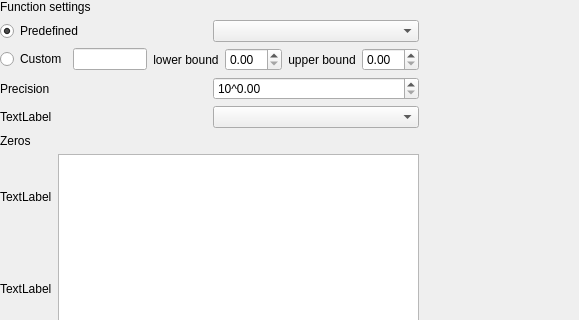
Before: the Qt Designer form src/mainwindow.ui in AntonC9018/uni-cnmo, drawn with Qt 5; both pictures show x 0 to 579 and y 0 to 320 of the 800 by 600 pixel window.
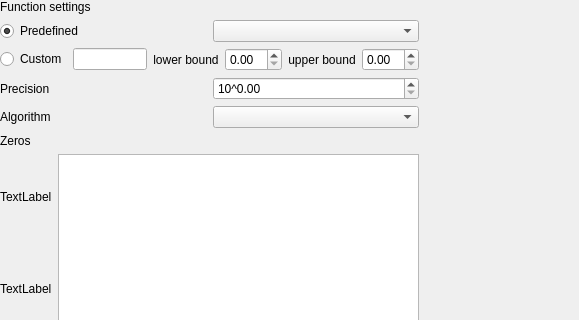
After: the same form once the commit is applied.

The edit to the form file:
```diff
--- a/src/mainwindow.ui
+++ b/src/mainwindow.ui
@@ -114,14 +114,14 @@
        <item>
         <layout class="QHBoxLayout" name="horizontalLayout_6">
          <item>
-          <widget class="QLabel" name="label_2">
+          <widget class="QLabel" name="algorithm-label">
            <property name="text">
-            <string>TextLabel</string>
+            <string>Algorithm</string>
            </property>
           </widget>
          </item>
          <item>
-          <widget class="QComboBox" name="comboBox"/>
+          <widget class="QComboBox" name="algorithm-combo"/>
          </item>
         </layout>
        </item>
```
Left out of the diff: 2 changed lines with no effect on the pictures.
